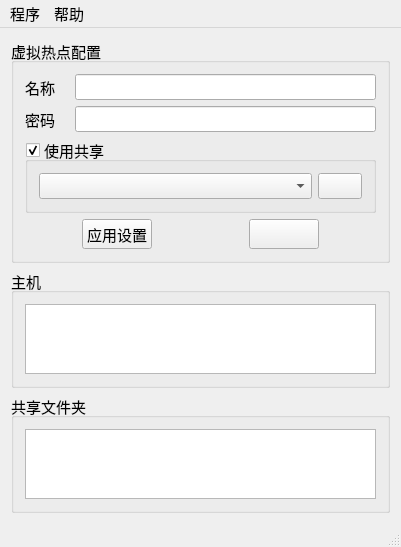
Qt form forms/mainwindow.ui (louietan/QSoftAP) before a commit.
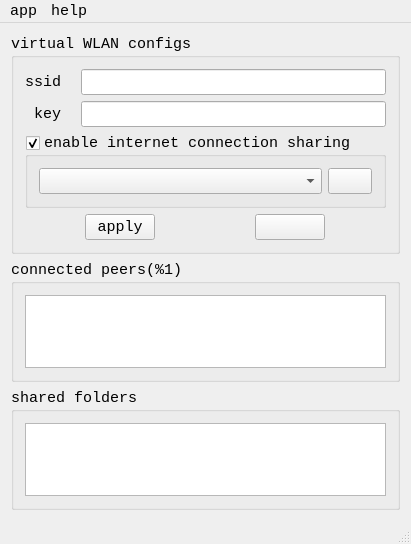
The same form after that commit. Icons and pictures are not drawn.

Patch:
```diff
--- a/forms/mainwindow.ui
+++ b/forms/mainwindow.ui
@@ -66,7 +66,7 @@
        </size>
       </property>
       <property name="title">
-       <string>虚拟热点配置</string>
+       <string>virtual WLAN configs</string>
       </property>
       <layout class="QVBoxLayout" name="verticalLayout_2">
        <item>
@@ -86,7 +86,7 @@
          <item row="0" column="0">
           <widget class="QLabel" name="label">
            <property name="text">
-            <string>名称</string>
+            <string>ssid</string>
            </property>
           </widget>
          </item>
@@ -100,7 +100,7 @@
          <item row="1" column="0">
           <widget class="QLabel" name="label_2">
            <property name="text">
-            <string>密码</string>
+            <string>key</string>
            </property>
           </widget>
          </item>
@@ -121,7 +121,7 @@
          <item>
           <widget class="QGroupBox" name="grpEnableIcs">
            <property name="title">
-            <string>使用共享</string>
+            <string>enable internet connection sharing</string>
            </property>
            <property name="checkable">
             <bool>true</bool>
@@ -195,7 +195,7 @@
             </size>
            </property>
            <property name="text">
-            <string>应用设置</string>
+            <string>apply</string>
            </property>
            <property name="checkable">
             <bool>false</bool>
@@ -268,7 +268,7 @@
        </size>
       </property>
       <property name="title">
-       <string>主机</string>
+       <string>connected peers(%1)</string>
       </property>
       <layout class="QHBoxLayout" name="horizontalLayout_2">
        <property name="spacing">
@@ -308,7 +308,7 @@
     <item>
      <widget class="QGroupBox" name="grpShares">
       <property name="title">
-       <string>共享文件夹</string>
+       <string>shared folders</string>
       </property>
       <layout class="QHBoxLayout" name="horizontalLayout_3">
        <item>
@@ -380,7 +380,7 @@
      </font>
     </property>
     <property name="title">
-     <string>帮助</string>
+     <string>help</string>
     </property>
     <addaction name="actionAbout"/>
    </widget>
@@ -392,7 +392,7 @@
      </font>
     </property>
     <property name="title">
-     <string>程序</string>
+     <string>app</string>
     </property>
     <addaction name="actionSettings"/>
     <addaction name="actionExit"/>
```
Left out of the diff: 10 changed lines with no effect on the pictures.
